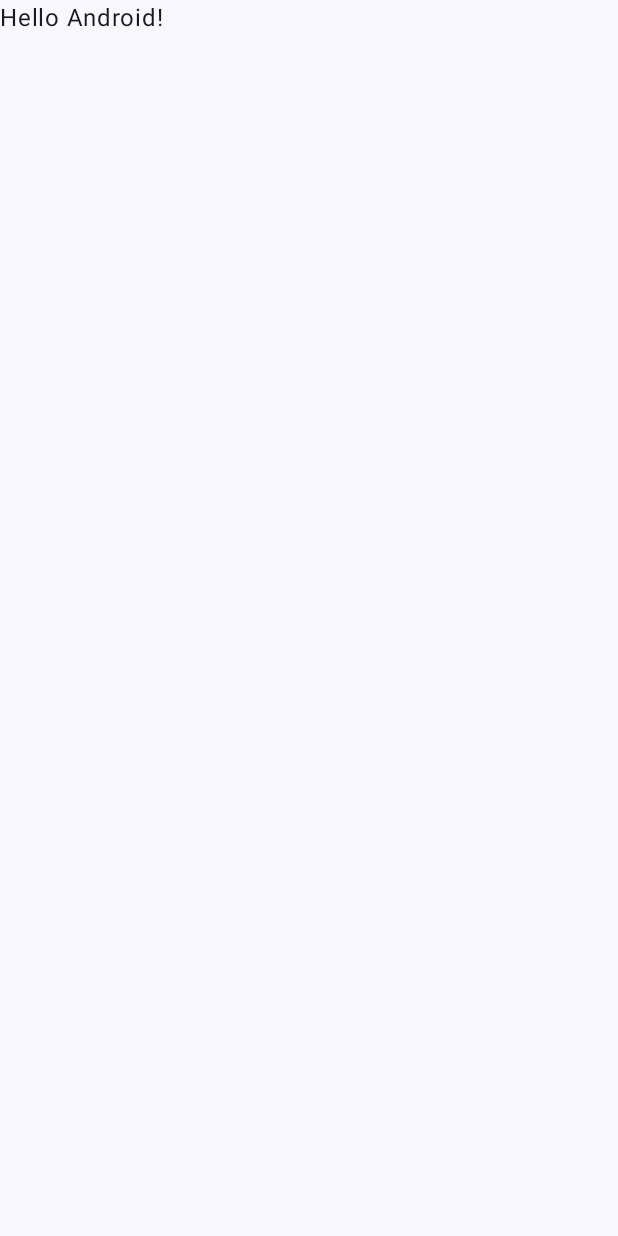
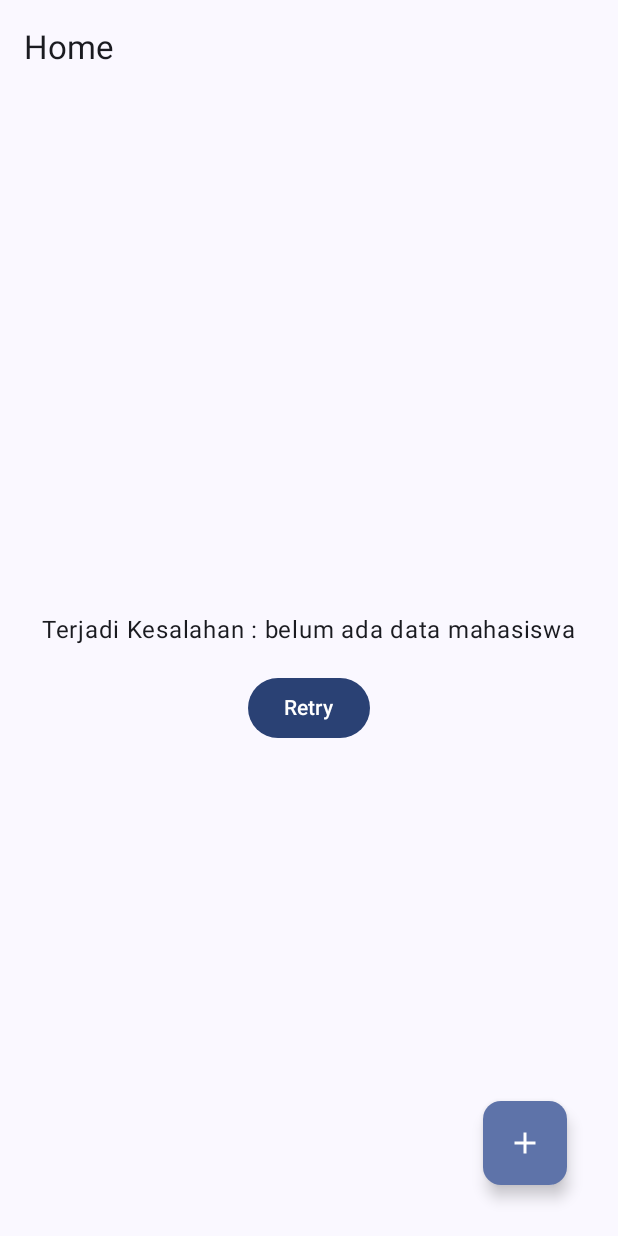
Before and after one commit to yabuuu6/QuestFireBase_024, an Android app built with Jetpack Compose: the screen it shows after launch (MainActivity), on a phone screen of 412 x 824 dp. Before the commit the screen is almost empty. Run offline under Robolectric (Android 15) with nearby library versions, the phone set to English and light mode, and no system bars; our stand-ins replace Firebase (no records; nobody signed in at launch, a user with empty details on screens opened directly).

Commit message:
final commit

```diff
--- a/app/src/main/AndroidManifest.xml
+++ b/app/src/main/AndroidManifest.xml
@@ -2,7 +2,11 @@
 <manifest xmlns:android="http://schemas.android.com/apk/res/android"
     xmlns:tools="http://schemas.android.com/tools">
 
+    <uses-permission android:name="android.permission.INTERNET"/>
+    <uses-permission android:name="android.permission.ACCESS_NETWORK_STATE"/>
+
     <application
+        android:name= ".MahasiswaApplications"
         android:allowBackup="true"
         android:dataExtractionRules="@xml/data_extraction_rules"
         android:fullBackupContent="@xml/backup_rules"
--- /dev/null
+++ b/app/src/main/java/com/example/pertemuan14/MahasiswaApp.kt
@@ -0,0 +1,13 @@
+package com.example.pertemuan14
+
+import android.app.Application
+import com.example.pertemuan14.di.AppContainer
+import com.example.pertemuan14.di.MahasiswaContainer
+
+class MahasiswaApplications : Application(){
+    lateinit var container: MahasiswaContainer
+    override fun onCreate() {
+        super.onCreate()
+        container= MahasiswaContainer()
+    }
+}
--- a/app/src/main/java/com/example/pertemuan14/MainActivity.kt
+++ b/app/src/main/java/com/example/pertemuan14/MainActivity.kt
@@ -5,12 +5,14 @@ import androidx.activity.ComponentActivity
 import androidx.activity.compose.setContent
 import androidx.activity.enableEdgeToEdge
 import androidx.compose.foundation.layout.fillMaxSize
+import androidx.compose.foundation.layout.navigationBarsPadding
 import androidx.compose.foundation.layout.padding
 import androidx.compose.material3.Scaffold
 import androidx.compose.material3.Text
 import androidx.compose.runtime.Composable
 import androidx.compose.ui.Modifier
 import androidx.compose.ui.tooling.preview.Preview
+import com.example.pertemuan14.ui.home.pages.HomeScreen
 import com.example.pertemuan14.ui.theme.Pertemuan14Theme
 
 class MainActivity : ComponentActivity() {
@@ -20,9 +22,10 @@ class MainActivity : ComponentActivity() {
         setContent {
             Pertemuan14Theme {
                 Scaffold(modifier = Modifier.fillMaxSize()) { innerPadding ->
-                    Greeting(
-                        name = "Android",
-                        modifier = Modifier.padding(innerPadding)
+                    HomeScreen(
+                        modifier = Modifier.padding(innerPadding),
+                        navigateToItemEntry = {}
+
                     )
                 }
             }
--- /dev/null
+++ b/app/src/main/java/com/example/pertemuan14/Repository/NetworkRepositoryMhs.kt
@@ -0,0 +1,45 @@
+package com.example.pertemuan14.Repository
+
+import com.example.pertemuan14.model.Mahasiswa
+import com.google.firebase.firestore.FirebaseFirestore
+import com.google.firebase.firestore.Query
+import kotlinx.coroutines.channels.awaitClose
+import kotlinx.coroutines.flow.Flow
+import kotlinx.coroutines.flow.callbackFlow
+
+class NetworkRepositoryMhs (
+    private  val firestore : FirebaseFirestore
+) : RepositoryMhs{
+    override suspend fun insertMhs(mahasiswa: Mahasiswa) {
+        TODO("Not yet implemented")
+    }
+
+    override fun getAllMhs(): Flow<List<Mahasiswa>> = callbackFlow {
+        val mhsCollection = firestore.collection("Mahasiswa")
+            .orderBy("nim", Query.Direction.ASCENDING)
+            .addSnapshotListener{Value, error ->
+                if(Value !=null){
+                    val mhsList = Value.documents.mapNotNull {
+                        it.toObject(Mahasiswa::class.java)!!
+                    }
+                    trySend(mhsList)
+                }
+            }
+        awaitClose{
+            mhsCollection.remove()
+        }
+    }
+
+    override fun getMhs(nim: String): Flow<Mahasiswa> {
+        TODO("Not yet implemented")
+    }
+
+    override suspend fun deleteMhs(mahasiswa: Mahasiswa) {
+        TODO("Not yet implemented")
+    }
+
+    override suspend fun updateMhs(mahasiswa: Mahasiswa) {
+        TODO("Not yet implemented")
+    }
+
+}
--- /dev/null
+++ b/app/src/main/java/com/example/pertemuan14/Repository/RepositoryMhs.kt
@@ -0,0 +1,16 @@
+package com.example.pertemuan14.Repository
+
+import com.example.pertemuan14.model.Mahasiswa
+import kotlinx.coroutines.flow.Flow
+
+interface RepositoryMhs {
+    suspend fun  insertMhs(mahasiswa: Mahasiswa)
+
+    fun getAllMhs() : Flow<List<Mahasiswa>>
+
+    fun getMhs (nim: String) : Flow<Mahasiswa>
+
+    suspend fun  deleteMhs (mahasiswa: Mahasiswa)
+
+    suspend fun updateMhs (mahasiswa: Mahasiswa)
+}
--- /dev/null
+++ b/app/src/main/java/com/example/pertemuan14/di/MahasiswaContainer.kt
@@ -0,0 +1,17 @@
+package com.example.pertemuan14.di
+
+import com.example.pertemuan14.Repository.NetworkRepositoryMhs
+import com.example.pertemuan14.Repository.RepositoryMhs
+import com.google.firebase.firestore.FirebaseFirestore
+
+interface AppContainer {
+    val repositoryMhs : RepositoryMhs
+}
+
+class MahasiswaContainer:AppContainer{
+    private val firestore : FirebaseFirestore = FirebaseFirestore.getInstance()
+    override val repositoryMhs: RepositoryMhs by lazy {
+        NetworkRepositoryMhs(firestore)
+    }
+
+}
--- /dev/null
+++ b/app/src/main/java/com/example/pertemuan14/ui/PenyediaViewModel.kt
@@ -0,0 +1,21 @@
+package com.example.pertemuan14.ui
+
+import androidx.lifecycle.ViewModelProvider
+import androidx.lifecycle.viewmodel.CreationExtras
+import androidx.lifecycle.viewmodel.initializer
+import androidx.lifecycle.viewmodel.viewModelFactory
+import com.example.pertemuan14.MahasiswaApplications
+import com.example.pertemuan14.ui.home.viewmodel.HomeViewModel
+
+
+object PenyediaViewModel {
+    val Factory = viewModelFactory {
+        initializer {
+            HomeViewModel(MahasiswaApplications().container.repositoryMhs)
+        }
+    }
+}
+
+
+fun CreationExtras.MahasiswaApplications(): MahasiswaApplications =
+    (this[ViewModelProvider.AndroidViewModelFactory.APPLICATION_KEY] as MahasiswaApplications)
--- /dev/null
+++ b/app/src/main/java/com/example/pertemuan14/ui/home/pages/HomeView.kt
@@ -0,0 +1,249 @@
+package com.example.pertemuan14.ui.home.pages
+import androidx.compose.foundation.clickable
+import androidx.compose.foundation.layout.Arrangement
+import androidx.compose.foundation.layout.Column
+import androidx.compose.foundation.layout.PaddingValues
+import androidx.compose.foundation.layout.Row
+import androidx.compose.foundation.layout.Spacer
+import androidx.compose.foundation.layout.fillMaxSize
+import androidx.compose.foundation.layout.fillMaxWidth
+import androidx.compose.foundation.layout.padding
+import androidx.compose.foundation.lazy.LazyColumn
+import androidx.compose.foundation.lazy.items
+import androidx.compose.material.icons.Icons
+import androidx.compose.material.icons.filled.Add
+import androidx.compose.material.icons.filled.Delete
+import androidx.compose.material3.AlertDialog
+import androidx.compose.material3.Button
+import androidx.compose.material3.Card
+import androidx.compose.material3.CardDefaults
+import androidx.compose.material3.ExperimentalMaterial3Api
+import androidx.compose.material3.FloatingActionButton
+import androidx.compose.material3.Icon
+import androidx.compose.material3.IconButton
+import androidx.compose.material3.MaterialTheme
+import androidx.compose.material3.Scaffold
+import androidx.compose.material3.Text
+import androidx.compose.material3.TextButton
+import androidx.compose.material3.TopAppBar
+import androidx.compose.material3.TopAppBarDefaults
+import androidx.compose.runtime.Composable
+import androidx.compose.runtime.getValue
+import androidx.compose.runtime.mutableStateOf
+import androidx.compose.runtime.saveable.rememberSaveable
+import androidx.compose.runtime.setValue
+import androidx.compose.ui.Alignment
+import androidx.compose.ui.Modifier
+import androidx.compose.ui.unit.dp
+import androidx.lifecycle.viewmodel.compose.viewModel
+import com.example.pertemuan14.model.Mahasiswa
+import com.example.pertemuan14.ui.PenyediaViewModel
+import com.example.pertemuan14.ui.home.viewmodel.HomeUiState
+import com.example.pertemuan14.ui.home.viewmodel.HomeViewModel
+
+@OptIn(ExperimentalMaterial3Api::class)
+@Composable
+fun HomeScreen(
+    navigateToItemEntry: () -> Unit,
+    modifier: Modifier = Modifier,
+    onDetailClick: (String) -> Unit = {},
+    viewModel: HomeViewModel = viewModel(factory = PenyediaViewModel.Factory)
+){
+    val scrollBehavior = TopAppBarDefaults.enterAlwaysScrollBehavior()
+    Scaffold (
+        modifier = modifier,
+        topBar = {
+            TopAppBar(
+                title = {
+                    Text("Home")
+                }
+            )
+        },
+        floatingActionButton = {
+            FloatingActionButton (
+                onClick = navigateToItemEntry,
+                shape = MaterialTheme.shapes.medium,
+                modifier = Modifier.padding(18.dp)
+            ){
+                Icon(imageVector = Icons.Default.Add, contentDescription = "Add Kontak")
+            }
+        },
+    ){ innerPadding ->
+        HomeStatus(
+            homeUiState = viewModel.mhsUIState,
+            retryAction = { viewModel.getMhs() },
+            modifier = Modifier.padding(innerPadding),
+            onDetailClick = onDetailClick,
+            onDeleteClick = {
+                viewModel.getMhs()
+            }
+        )
+    }
+}
+
+@Composable
+fun HomeStatus(
+    homeUiState: HomeUiState,
+    retryAction: () -> Unit,
+    modifier: Modifier = Modifier,
+    onDetailClick: (String) -> Unit,
+    onDeleteClick: (Mahasiswa) -> Unit = {},
+){
+    var deleteConfirmationRequired by rememberSaveable { mutableStateOf<Mahasiswa?>(null) }
+    when (homeUiState) {
+        is HomeUiState.Loading -> OnLoading(modifier = modifier.fillMaxSize())
+        is HomeUiState.Success -> {
+            MhsLayout(
+                mahasiswa = homeUiState.data, modifier = modifier.fillMaxWidth(), onDetailClick = {
+                    onDetailClick(it)
+                },
+                onDeleteClick = {
+                    onDeleteClick(it)
+                }
+            )
+            deleteConfirmationRequired?.let { data ->
+                DeleteConfirmationDialog(
+                    onDeleteConfirm = {
+                        onDeleteClick(data)
+                        deleteConfirmationRequired = null
+                    },
+                    onDeleteCancel = {
+                        deleteConfirmationRequired = null
+                    }
+                )
+            }
+        }
+
+        is HomeUiState.Error -> OnError(
+            retryAction,
+            modifier = modifier.fillMaxSize(),
+            message = homeUiState.e.message ?: "Error"
+        )
+    }
+}
+
+@Composable
+fun OnLoading(modifier: Modifier = Modifier) {
+    Text("Loading......")
+}
+
+@Composable
+fun OnError(
+    retryAction: () -> Unit,
+    modifier: Modifier = Modifier,
+    message: String
+) {
+    Column(
+        modifier = modifier,
+        verticalArrangement = Arrangement.Center,
+        horizontalAlignment = Alignment.CenterHorizontally
+    ) {
+        Text(
+            text = "Terjadi Kesalahan : $message",
+            modifier = Modifier.padding(16.dp)
+        )
+        Button(
+            onClick = retryAction
+        ) {
+            Text("Retry")
+        }
+    }
+}
+
+@Composable
+fun MhsLayout(
+    mahasiswa: List<Mahasiswa>,
+    modifier: Modifier = Modifier,
+    onDetailClick: (String) -> Unit,
+    onDeleteClick: (Mahasiswa) -> Unit = {}
+) {
+    LazyColumn(
+        modifier = modifier,
+        contentPadding = PaddingValues(16.dp),
+        verticalArrangement = Arrangement.spacedBy(16.dp)
+    ) {
+        items(
+            items = mahasiswa,
+            itemContent = { mhs ->
+                MhsCard(
+                    mahasiswa = mhs,
+                    modifier = Modifier
+                        .fillMaxWidth()
+                        .clickable {  },
+                    onDeleteClick = {
+                        onDeleteClick(mhs)
+                    }
+                )
+            }
+        )
+    }
+}
+
+@Composable
+fun MhsCard(
+    mahasiswa: Mahasiswa,
+    modifier: Modifier = Modifier,
+    onDeleteClick: (Mahasiswa) -> Unit = {}
+) {
+    Card (
+        modifier = modifier,
+        shape = MaterialTheme.shapes.medium,
+        elevation = CardDefaults.cardElevation(defaultElevation = 8.dp)
+    ) {
+        Column(
+            modifier = Modifier.padding(16.dp),
+            verticalArrangement = Arrangement.spacedBy(8.dp)
+        ) {
+            Row (
+                modifier = Modifier.fillMaxWidth(),
+                verticalAlignment = Alignment.CenterVertically
+            ) {
+                Text(
+                    text = mahasiswa.nama,
+                    style = MaterialTheme.typography.titleLarge
+                )
+                Spacer(Modifier.weight(1f))
+                IconButton(onClick = { onDeleteClick(mahasiswa) }) {
+                    Icon(
+                        imageVector = Icons.Default.Delete,
+                        contentDescription = null,
+                    )
+                }
+                Text(
+                    text = mahasiswa.nim,
+                    style = MaterialTheme.typography.titleMedium
+                )
+            }
+            Text(
+                text = mahasiswa.kelas,
+                style = MaterialTheme.typography.titleMedium
+            )
+            Text(
+                text = mahasiswa.alamat,
+                style = MaterialTheme.typography.titleMedium
+            )
+        }
+    }
+}
+
+@Composable
+private fun DeleteConfirmationDialog (
+    onDeleteConfirm: () -> Unit, onDeleteCancel: () -> Unit, modifier: Modifier =
+        Modifier
+) {
+    AlertDialog(onDismissRequest = { /* Do nothing */ },
+        title = { Text("Delete Data") },
+        text = { Text("Apakah anda yakin ingin menghapus data?") },
+        modifier = modifier,
+        dismissButton = {
+            TextButton (onClick = onDeleteCancel) {
+                Text(text = "Cancel")
+            }
+        },
+        confirmButton = {
+            TextButton(onClick = onDeleteConfirm) {
+                Text(text = "Yes")
+            }
+        }
+    )
+}
--- /dev/null
+++ b/app/src/main/java/com/example/pertemuan14/ui/home/viewmodel/HomeViewModel.kt
@@ -0,0 +1,50 @@
+package com.example.pertemuan14.ui.home.viewmodel
+
+import androidx.compose.runtime.getValue
+import androidx.compose.runtime.mutableStateOf
+import androidx.compose.runtime.setValue
+import androidx.lifecycle.ViewModel
+import androidx.lifecycle.viewModelScope
+import com.example.pertemuan14.Repository.RepositoryMhs
+import com.example.pertemuan14.model.Mahasiswa
+import kotlinx.coroutines.flow.catch
+import kotlinx.coroutines.flow.onStart
+import kotlinx.coroutines.launch
+
+class HomeViewModel(
+    private val repositoryMhs: RepositoryMhs
+): ViewModel() {
+    var mhsUIState:HomeUiState by mutableStateOf(HomeUiState.Loading)
+        private set
+
+    init{
+        getMhs()
+    }
+
+    fun getMhs(){
+        viewModelScope.launch {
+            repositoryMhs.getAllMhs()
+                .onStart {
+                    mhsUIState = HomeUiState.Loading
+                }
+                .catch {
+                    mhsUIState = HomeUiState.Error(e = it)
+                }
+                .collect{
+                    mhsUIState = if (it.isEmpty()){
+                        HomeUiState.Error(Exception("belum ada data mahasiswa"))
+                    } else {
+                        HomeUiState.Success(it)
+                    }
+                }
+        }
+    }
+}
+
+sealed class  HomeUiState {
+    object Loading : HomeUiState()
+
+    data class Success(val data:List<Mahasiswa>): HomeUiState()
+
+    data class Error(val e: Throwable) :HomeUiState()
+}
--- a/build.gradle.kts
+++ b/build.gradle.kts
@@ -2,4 +2,5 @@
 plugins {
     alias(libs.plugins.android.application) apply false
     alias(libs.plugins.kotlin.android) apply false
+    id("com.google.gms.google-services") version "4.4.2" apply false
 }
--- a/gradle/libs.versions.toml
+++ b/gradle/libs.versions.toml
@@ -8,8 +8,11 @@ espressoCore = "3.6.1"
 lifecycleRuntimeKtx = "2.8.7"
 activityCompose = "1.9.3"
 composeBom = "2024.04.01"
+firebaseFirestore = "25.1.1"
+lifecycleViewmodelCompose = "2.6.2"
 
 [libraries]
+androidx-lifecycle-viewmodel-compose = { module = "androidx.lifecycle:lifecycle-viewmodel-compose", version.ref = "lifecycleViewmodelCompose" }
 androidx-core-ktx = { group = "androidx.core", name = "core-ktx", version.ref = "coreKtx" }
 junit = { group = "junit", name = "junit", version.ref = "junit" }
 androidx-junit = { group = "androidx.test.ext", name = "junit", version.ref = "junitVersion" }
@@ -24,6 +27,7 @@ androidx-ui-tooling-preview = { group = "androidx.compose.ui", name = "ui-toolin
 androidx-ui-test-manifest = { group = "androidx.compose.ui", name = "ui-test-manifest" }
 androidx-ui-test-junit4 = { group = "androidx.compose.ui", name = "ui-test-junit4" }
 androidx-material3 = { group = "androidx.compose.material3", name = "material3" }
+firebase-firestore = { group = "com.google.firebase", name = "firebase-firestore", version.ref = "firebaseFirestore" }
 
 [plugins]
 android-application = { id = "com.android.application", version.ref = "agp" }
```
Also changed, not shown: app/build.gradle.kts (+12 -1 lines), app/src/main/java/com/example/pertemuan14/model/Mahasiswa.kt (added, +12 -0 lines), 1 other file.
